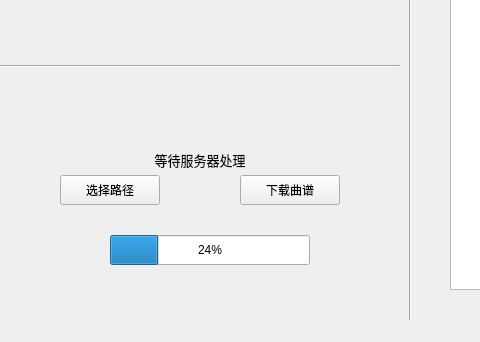
This is qt/GUI.ui in zhaiyunfan/AMT-with-DeepSpeech-and-pyqt as Qt 5 draws it before an edit; both pictures show x 0 to 480 and y 258 to 600 of the 800 by 600 pixel window. The edited form follows.
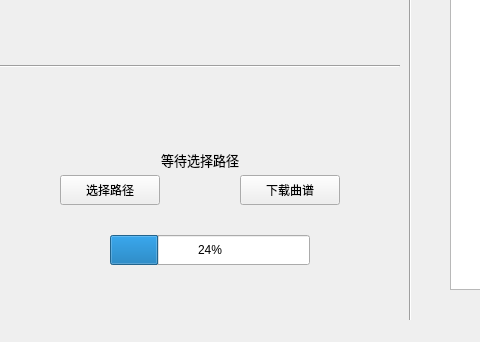
This is the edited form.

The edit to the form file:
```diff
--- a/qt/GUI.ui
+++ b/qt/GUI.ui
@@ -89,7 +89,7 @@
      </font>
     </property>
     <property name="text">
-     <string>等待服务器处理</string>
+     <string>等待选择路径</string>
     </property>
     <property name="alignment">
      <set>Qt::AlignCenter</set>
```
Left out of the diff: 2 changed lines with no effect on the pictures.
